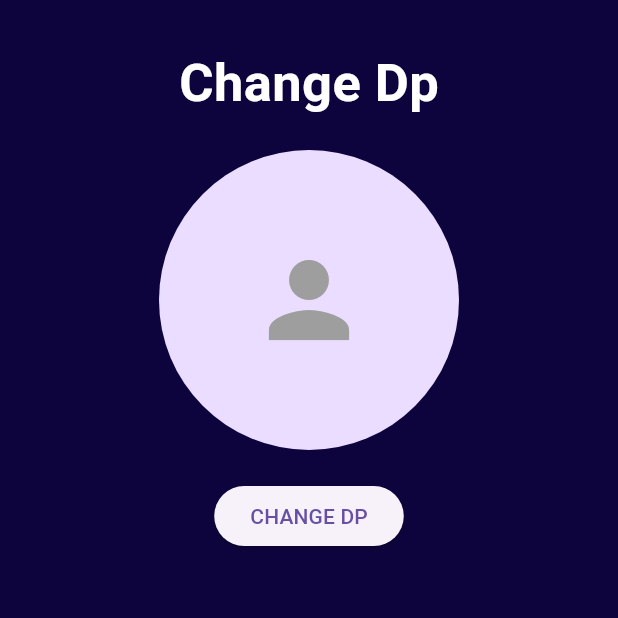
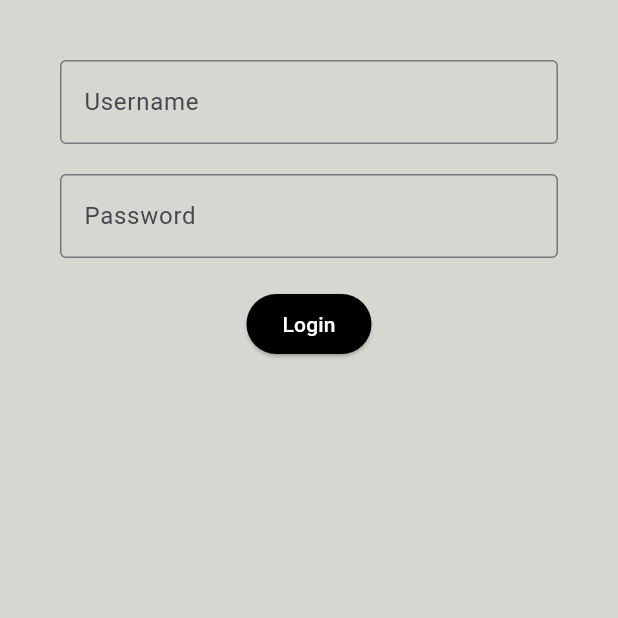
Before and after one commit to D3VIKA-SASIKUMAR/FLUTTER-MINI-WORKS, a Flutter app: the screen it shows after launch, on a phone screen of 412 x 824 dp, the top half of it. Run offline on Flutter 3.47's test engine with Material 3 defaults, Android fonts, the phone set to English and light mode, and no system bars; our stand-ins replace fluttertoast, image_picker.

Commit message:
26-12-2024

```diff
--- /dev/null
+++ b/lib/26-12-2024/Services/validation.dart
@@ -0,0 +1,13 @@
+class Validationn {
+  static String? validateInput(String? value, String fieldName) {
+    if (value == null || value.isEmpty) {
+      return '$fieldName cannot be empty';
+    }
+    return null;
+  }
+
+  static Future<bool> login(String username, String password) async {
+    await Future.delayed(const Duration(seconds: 1));
+    return username == 'admin' && password == 'password';
+  }
+}
--- /dev/null
+++ b/lib/26-12-2024/Views/LoginPage.dart
@@ -0,0 +1,73 @@
+import 'package:flutter/material.dart';
+import 'package:flutter_mini/26-12-2024/Services/validation.dart';
+import 'package:flutter_mini/26-12-2024/Views/HomePage.dart';
+import 'package:flutter_mini/26-12-2024/Widgets/Buttons.dart';
+import 'package:flutter_mini/26-12-2024/Widgets/TextformField.dart';
+import 'package:fluttertoast/fluttertoast.dart';
+
+class LoginPage extends StatelessWidget {
+  LoginPage({super.key});
+
+  final _formKey = GlobalKey<FormState>();
+
+  final _usernameController = TextEditingController();
+
+  final _passwordController = TextEditingController();
+
+  @override
+  Widget build(BuildContext context) {
+    return SafeArea(
+      child: Scaffold(
+        backgroundColor: const Color.fromARGB(255, 215, 215, 209),
+        body: Padding(
+          padding: const EdgeInsets.all(40),
+          child: Form(
+            key: _formKey,
+            child: Column(
+              children: [
+                Textformfieldd(
+                  controller: _usernameController,
+                  labelText: 'Username',
+                  validator: (value) =>
+                      Validationn.validateInput(value, 'Username'),
+                ),
+                const SizedBox(height: 20),
+                Textformfieldd(
+                  controller: _passwordController,
+                  labelText: 'Password',
+                  obscureText: true,
+                  validator: (value) =>
+                      Validationn.validateInput(value, 'Password'),
+                ),
+                const SizedBox(height: 20),
+                Butttons(
+                  text: 'Login',
+                  onPressed: () => submit(context),
+                ),
+              ],
+            ),
+          ),
+        ),
+      ),
+    );
+  }
+
+  void submit(BuildContext context) async {
+    if (_formKey.currentState!.validate()) {
+      bool success = await Validationn.login(
+        _usernameController.text,
+        _passwordController.text,
+      );
+
+      if (success) {
+        Fluttertoast.showToast(msg: 'Login successful!');
+        Navigator.push(
+          context,
+          MaterialPageRoute(builder: (context) => const HomePage()),
+        );
+      } else {
+        Fluttertoast.showToast(msg: 'Invalid username or password');
+      }
+    }
+  }
+}
--- /dev/null
+++ b/lib/26-12-2024/Widgets/Buttons.dart
@@ -0,0 +1,26 @@
+import 'package:flutter/material.dart';
+
+class Butttons extends StatelessWidget {
+  final String text;
+  final VoidCallback onPressed;
+  final Color? color;
+
+  const Butttons({
+    super.key,
+    required this.text,
+    required this.onPressed,
+    this.color,
+  });
+
+  @override
+  Widget build(BuildContext context) {
+    return ElevatedButton(
+      onPressed: onPressed,
+      child: Text(text),
+      style: ElevatedButton.styleFrom(
+        backgroundColor: color ?? const Color.fromARGB(255, 0, 0, 0),
+        foregroundColor: Colors.white,
+      ),
+    );
+  }
+}
--- /dev/null
+++ b/lib/26-12-2024/Widgets/TextformField.dart
@@ -0,0 +1,32 @@
+import 'package:flutter/material.dart';
+
+class Textformfieldd extends StatelessWidget {
+  final String? labelText;
+  final String? hintText;
+  final String? Function(String?)? validator;
+  final TextEditingController? controller;
+  final bool obscureText;
+
+  const Textformfieldd({
+    super.key,
+    this.labelText,
+    this.hintText,
+    this.validator,
+    this.controller,
+    this.obscureText = true,
+  });
+
+  @override
+  Widget build(BuildContext context) {
+    return TextFormField(
+      controller: controller,
+      obscureText: obscureText,
+      decoration: InputDecoration(
+        labelText: labelText,
+        hintText: hintText,
+        border: OutlineInputBorder(),
+      ),
+      validator: validator,
+    );
+  }
+}
--- a/lib/main.dart
+++ b/lib/main.dart
@@ -1,5 +1,6 @@
 import 'package:flutter/material.dart';
-import 'package:flutter_mini/WhatsappDisplayPicture/dp.dart';
+import 'package:flutter_mini/26-12-2024/Views/LoginPage.dart';
+import 'package:flutter_mini/26-12-2024/Widgets/TextformField.dart';
 
 void main() {
   runApp(const MyApp());
@@ -10,6 +11,6 @@ class MyApp extends StatelessWidget {
 
   @override
   Widget build(BuildContext context) {
-    return MaterialApp(debugShowCheckedModeBanner: false, home: Dp());
+    return MaterialApp(debugShowCheckedModeBanner: false, home: LoginPage());
   }
 }
--- a/pubspec.yaml
+++ b/pubspec.yaml
@@ -35,6 +35,7 @@ dependencies:
   # Use with the CupertinoIcons class for iOS style icons.
   cupertino_icons: ^1.0.8
   image_picker: ^1.1.2
+  fluttertoast: ^8.2.10
 
 dev_dependencies:
   flutter_test:
```
Also changed, not shown: lib/26-12-2024/Views/HomePage.dart (added, +17 -0 lines), lib/whatsApp/Communities_Screen.dart (+1 -8 lines), lib/whatsApp/widget/circle.dart (+16 -16 lines), pubspec.lock.
